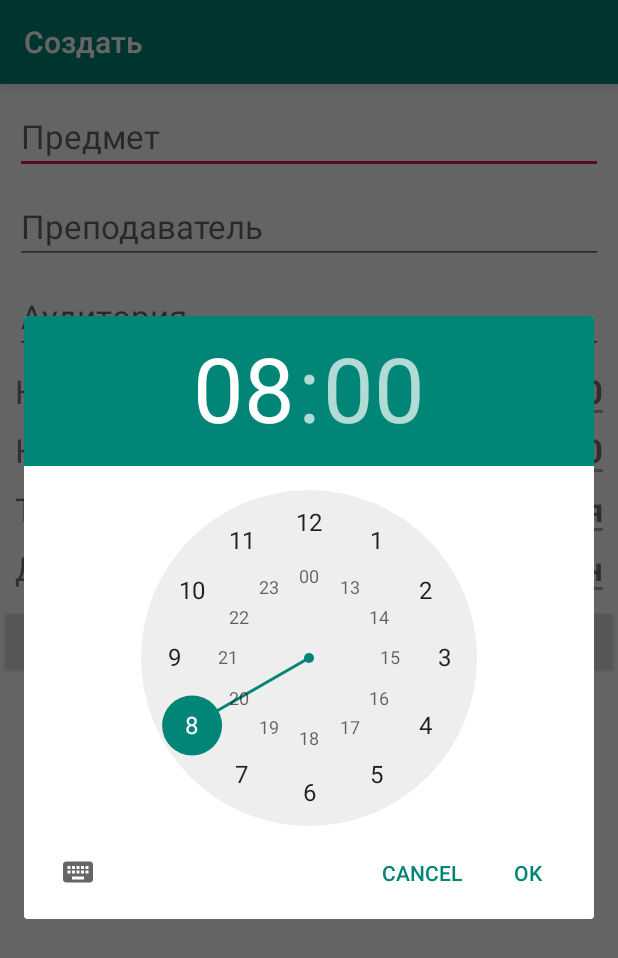
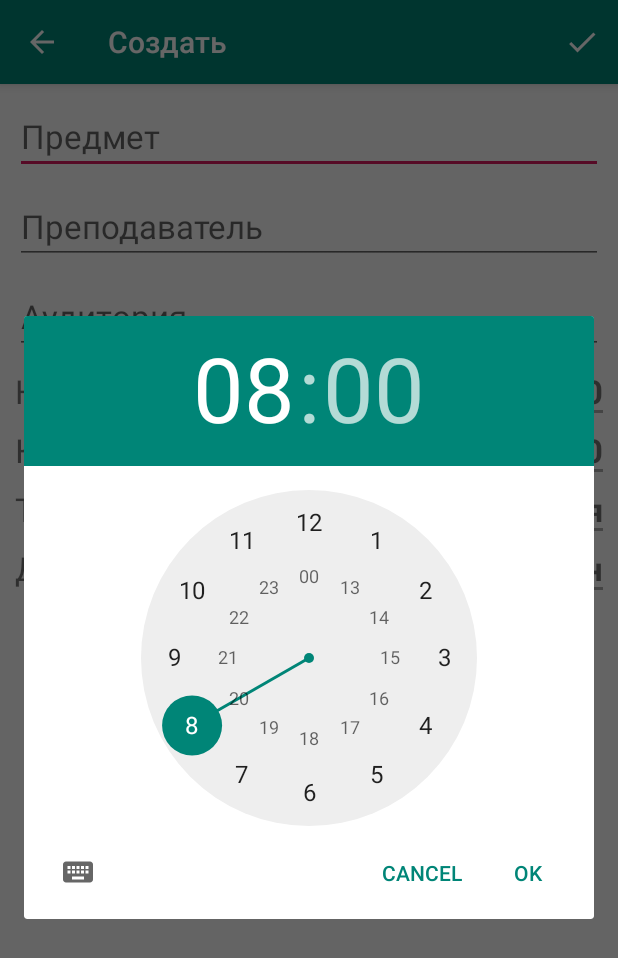
Before and after one commit to satarov-ruslan/StuDays, an Android app: the CreateLessonActivity screen opened directly, with no data from a screen before it, after a tap on "08", on a phone screen of 412 x 824 dp. Shown: the top 958 px of the screen. Run offline under Robolectric (Android 15) with nearby library versions, the phone set to English and light mode, and no system bars.

Commit message:
Added bar into Create/Edit lesson menu, changed Submit button.

```diff
--- a/app/src/main/java/com/cit17b/studays/CreateLessonActivity.java
+++ b/app/src/main/java/com/cit17b/studays/CreateLessonActivity.java
@@ -9,8 +9,9 @@ import android.support.annotation.Nullable;
 import android.support.v7.app.AppCompatActivity;
 import android.os.Bundle;
 import android.util.Log;
+import android.view.Menu;
+import android.view.MenuItem;
 import android.view.View;
-import android.widget.Button;
 import android.widget.EditText;
 import android.widget.LinearLayout;
 import android.widget.TextView;
@@ -47,8 +48,6 @@ public class CreateLessonActivity extends AppCompatActivity implements View.OnCl
     LinearLayout timeBeginningLayout;
     LinearLayout timeEndingLayout;
     LinearLayout dayOfTheWeekLayout;
-
-    Button submitButton;
 
     TimePickerDialog.OnTimeSetListener timeBeginningListener;
     TimePickerDialog.OnTimeSetListener timeEndingListener;
@@ -89,12 +88,9 @@ public class CreateLessonActivity extends AppCompatActivity implements View.OnCl
         timeEndingLayout = findViewById(R.id.createLessonEndingLayout);
         dayOfTheWeekLayout = findViewById(R.id.createLessonDayOfTheWeekLayout);
 
-        submitButton = findViewById(R.id.createLessonSubmitButton);
-
         timeBeginningLayout.setOnClickListener(this);
         timeEndingLayout.setOnClickListener(this);
         lessonType.setOnClickListener(this);
-        submitButton.setOnClickListener(this);
         dayOfTheWeekLayout.setOnClickListener(this);
 
         fillFields();
@@ -117,39 +113,25 @@ public class CreateLessonActivity extends AppCompatActivity implements View.OnCl
     }
 
     @Override
-    public void onClick(View v) {
-        Intent intent;
-        switch (v.getId()) {
-            case R.id.createLessonBeginningLayout:
-                new TimePickerDialog(this,
-                        R.style.TimePickerTheme,
-                        timeBeginningListener,
-                        Integer.parseInt(getString(R.string.lesson_beginning_hour_default)),
-                        Integer.parseInt(getString(R.string.lesson_beginning_minute_default)),
-                        true).show();
-                break;
-            case R.id.createLessonEndingLayout:
-                new TimePickerDialog(this,
-                        R.style.TimePickerTheme,
-                        timeEndingListener,
-                        Integer.parseInt(getString(R.string.lesson_ending_hour_default)),
-                        Integer.parseInt(getString(R.string.lesson_ending_minute_default)),
-                        true).show();
-                break;
-            case R.id.createLessonTypeField:
-                intent = new Intent(this, LessonTypeDialog.class);
-                startActivityForResult(intent, REQUEST_CODE_LESSON_TYPE);
-                break;
-            case R.id.createLessonDayOfTheWeekLayout:
-                intent = new Intent(this, DayOfTheWeekDialog.class);
-                startActivityForResult(intent, REQUEST_CODE_DAY_OF_THE_WEEK);
+    public boolean onCreateOptionsMenu(Menu menu) {
+        getMenuInflater().inflate(R.menu.create_lesson_menu, menu);
+        getSupportActionBar().setDisplayHomeAsUpEnabled(true);
+        return super.onCreateOptionsMenu(menu);
+    }
+
+    @Override
+    public boolean onOptionsItemSelected(MenuItem item) {
+        Intent intent = getIntent();
+        switch (item.getItemId()) {
+            case android.R.id.home:
+                setResult(RESULT_CANCELED, intent);
+                finish();
                 break;
             case R.id.createLessonSubmitButton:
                 if (checkTime()) {
                     if (checkInputFields()) {
                         SQLiteDatabase database = dbHelper.getWritableDatabase();
                         ContentValues values = new ContentValues();
-                        intent = getIntent();
 
                         values.put("name", name.getText().toString());
                         values.put("lectureHall", lectureHall.getText().toString());
@@ -188,6 +170,39 @@ public class CreateLessonActivity extends AppCompatActivity implements View.OnCl
                 } else {
                     Toast.makeText(this, getString(R.string.time_order_error_message), Toast.LENGTH_LONG).show();;
                 }
+                break;
+
+        }
+        return super.onOptionsItemSelected(item);
+    }
+
+    @Override
+    public void onClick(View v) {
+        Intent intent;
+        switch (v.getId()) {
+            case R.id.createLessonBeginningLayout:
+                new TimePickerDialog(this,
+                        R.style.TimePickerTheme,
+                        timeBeginningListener,
+                        Integer.parseInt(getString(R.string.lesson_beginning_hour_default)),
+                        Integer.parseInt(getString(R.string.lesson_beginning_minute_default)),
+                        true).show();
+                break;
+            case R.id.createLessonEndingLayout:
+                new TimePickerDialog(this,
+                        R.style.TimePickerTheme,
+                        timeEndingListener,
+                        Integer.parseInt(getString(R.string.lesson_ending_hour_default)),
+                        Integer.parseInt(getString(R.string.lesson_ending_minute_default)),
+                        true).show();
+                break;
+            case R.id.createLessonTypeField:
+                intent = new Intent(this, LessonTypeDialog.class);
+                startActivityForResult(intent, REQUEST_CODE_LESSON_TYPE);
+                break;
+            case R.id.createLessonDayOfTheWeekLayout:
+                intent = new Intent(this, DayOfTheWeekDialog.class);
+                startActivityForResult(intent, REQUEST_CODE_DAY_OF_THE_WEEK);
                 break;
         }
     }
--- /dev/null
+++ b/app/src/main/res/drawable/ic_bookmark_white_24dp.xml
@@ -0,0 +1,5 @@
+<vector android:height="24dp" android:tint="#FFFFFF"
+    android:viewportHeight="24.0" android:viewportWidth="24.0"
+    android:width="24dp" xmlns:android="http://schemas.android.com/apk/res/android">
+    <path android:fillColor="#FF000000" android:pathData="M17,3H7c-1.1,0 -1.99,0.9 -1.99,2L5,21l7,-3 7,3V5c0,-1.1 -0.9,-2 -2,-2z"/>
+</vector>
--- /dev/null
+++ b/app/src/main/res/drawable/ic_check_white_24dp.xml
@@ -0,0 +1,5 @@
+<vector android:height="24dp" android:tint="#FFFFFF"
+    android:viewportHeight="24.0" android:viewportWidth="24.0"
+    android:width="24dp" xmlns:android="http://schemas.android.com/apk/res/android">
+    <path android:fillColor="#FF000000" android:pathData="M9,16.17L4.83,12l-1.42,1.41L9,19 21,7l-1.41,-1.41z"/>
+</vector>
--- a/app/src/main/res/layout/activity_create_lesson.xml
+++ b/app/src/main/res/layout/activity_create_lesson.xml
@@ -260,11 +260,4 @@
 
     </RelativeLayout>
 
-    <Button
-        android:id="@+id/createLessonSubmitButton"
-        android:layout_width="match_parent"
-        android:layout_height="wrap_content"
-        android:layout_weight="1"
-        android:text="@string/save"
-        android:textSize="18sp" />
 </LinearLayout>
--- /dev/null
+++ b/app/src/main/res/menu/create_lesson_menu.xml
@@ -0,0 +1,8 @@
+<?xml version="1.0" encoding="utf-8"?>
+<menu xmlns:android="http://schemas.android.com/apk/res/android"
+    xmlns:app="http://schemas.android.com/apk/res-auto">
+    <item android:icon="@drawable/ic_check_white_24dp"
+        app:showAsAction="always"
+        android:title="@string/save"
+        android:id="@+id/createLessonSubmitButton"/>
+</menu>
```
Also changed, not shown: app/src/main/AndroidManifest.xml (+5 -2 lines), app/src/main/java/com/cit17b/studays/NoteListActivity.java (added, +13 -0 lines), app/src/main/res/layout/activity_main.xml (+14 -3 lines), app/src/main/res/layout/activity_note_list.xml (added, +9 -0 lines).
